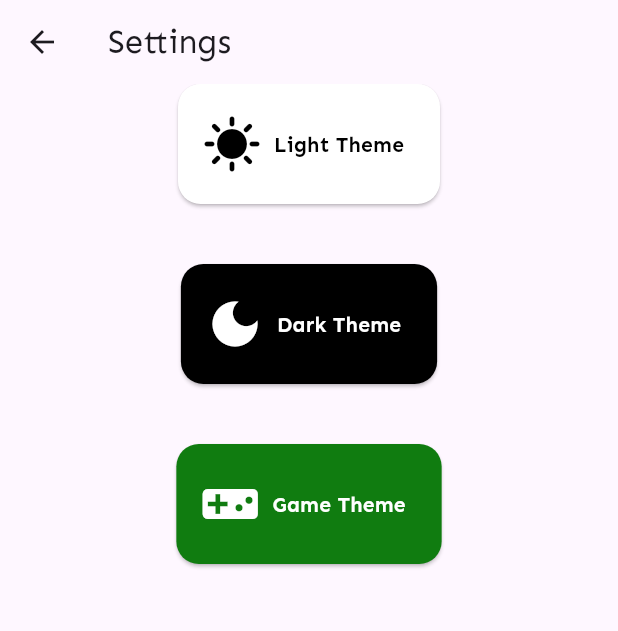
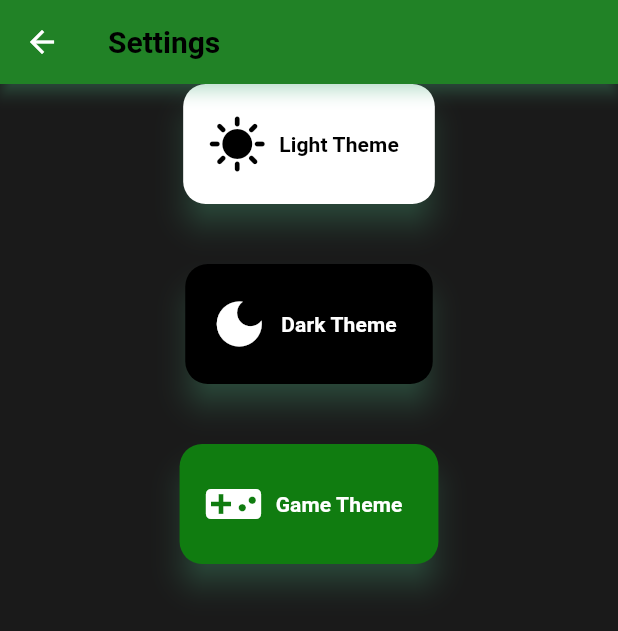
Before and after one commit to agus022/demo1_flutter, a Flutter app: the SettingScreen screen opened by its route, after a tap on "Game Theme", on a phone screen of 412 x 824 dp. Shown: the top 631 px of the screen. Run offline on Flutter 3.47's test engine with Material 3 defaults, Android fonts, the phone set to English and light mode, and no system bars; our stand-ins replace another_flutter_splash_screen, font_awesome_flutter, image_picker, lottie, shared_preferences, sqflite; missing offline and left inert: adaptive_action_sheet, art_sweetalert, dark_light_button; accounts and stored records are empty.

Commit message:
themesettigns

```diff
--- a/lib/screens/setting_screen.dart
+++ b/lib/screens/setting_screen.dart
@@ -1,3 +1,4 @@
+import 'package:demo1/utils/global_values.dart';
 import 'package:flutter/material.dart';
 
 class SettingScreen extends StatefulWidget {
@@ -9,6 +10,10 @@ class SettingScreen extends StatefulWidget {
 
 class _SettingScreenState extends State<SettingScreen> {
 
+  @override
+  void initState() {
+    super.initState();
+  }
 
   @override
   Widget build(BuildContext context) {
@@ -18,11 +23,11 @@ class _SettingScreenState extends State<SettingScreen> {
       ),
       body: Column(
         children: [
-          Row(
-            mainAxisAlignment: MainAxisAlignment.spaceEvenly,
+          Wrap(
+            spacing: 20,
             children: [
               ElevatedButton.icon(
-                  onPressed: () {},
+                  onPressed: () => GlobalValues.changeTheme('light'),
                   label: Text('Light Theme',
                       style: TextStyle(
                           color: Colors.black,
@@ -47,7 +52,7 @@ class _SettingScreenState extends State<SettingScreen> {
             mainAxisAlignment: MainAxisAlignment.spaceEvenly,
             children: [
               ElevatedButton.icon(
-                  onPressed: () {},
+                  onPressed: () => GlobalValues.changeTheme('dark'),
                   label: Text('Dark Theme',
                       style: TextStyle(
                           color: Colors.white,
@@ -70,7 +75,7 @@ class _SettingScreenState extends State<SettingScreen> {
             mainAxisAlignment: MainAxisAlignment.spaceEvenly,
             children: [
               ElevatedButton.icon(
-                  onPressed: () {},
+                  onPressed: () => GlobalValues.changeTheme('game'),
                   label: Text('Game Theme',
                       style: TextStyle(
                           color: Colors.white,
--- a/lib/utils/global_values.dart
+++ b/lib/utils/global_values.dart
@@ -1,4 +1,6 @@
+import 'package:demo1/utils/theme_settings.dart';
 import 'package:flutter/material.dart';
+import 'package:shared_preferences/shared_preferences.dart';
 
 class GlobalValues {
  static ValueNotifier isValidating = ValueNotifier(false);
@@ -6,4 +8,23 @@ class GlobalValues {
  static ValueNotifier updList = ValueNotifier(false);
 
 
+  static Future<void> changeTheme(String theme) async {
+    final prefs = await SharedPreferences.getInstance();
+    await prefs.setString('theme', theme);
+
+    if (theme == 'light') {
+      themeApp.value = ThemeSettings.lightTheme();
+    } else if (theme == 'dark') {
+      themeApp.value = ThemeSettings.darkTheme();
+    } else if (theme == 'game'){
+      themeApp.value = ThemeSettings.gameTheme();
+    }
+  }
+
+  static Future<void> loadTheme() async {
+    final prefs = await SharedPreferences.getInstance();
+    String? savedTheme = prefs.getString('theme') ?? 'light';
+    await changeTheme(savedTheme);
+  }
+
 }
--- a/lib/utils/theme_settings.dart
+++ b/lib/utils/theme_settings.dart
@@ -2,28 +2,116 @@ import 'package:flutter/material.dart';
 
 class ThemeSettings {
 
-  static ThemeData lightTheme(){
-    final theme =ThemeData.light().copyWith(
+ static ThemeData lightTheme() {
+    return ThemeData.light().copyWith(
+      textTheme: TextTheme(
+        bodyLarge: TextStyle(color: Colors.black, fontFamily: 'Ligh Theme Font'),
+        bodyMedium: TextStyle(color: Colors.black, fontFamily:'Ligh Theme Font' ),
+        bodySmall: TextStyle(color: Colors.black, fontFamily:'Ligh Theme Font' )
+      )
+
     );
-
-    return theme;
-
   }
 
-  static ThemeData darkTheme(){
-    final theme =ThemeData.dark().copyWith(
-
+  static ThemeData darkTheme() {
+    return ThemeData.dark().copyWith(
+      primaryColor: Colors.black,
+      scaffoldBackgroundColor: Colors.grey[900],
+      textTheme: TextTheme(
+        bodyLarge: TextStyle(color: Colors.white, fontFamily: 'Dark Theme Font'),
+        bodyMedium: TextStyle(color: Colors.white, fontFamily:'Dark Theme Font' ),
+        bodySmall: TextStyle(color: Colors.white, fontFamily:'Dark Theme Font' )
+      )
     );
-    return theme;
-
   }
 
   static ThemeData gameTheme(){
-    final theme =ThemeData.dark().copyWith(
+    return ThemeData.dark().copyWith(
+      // Color de fondo principal (Negro Xbox)
+      scaffoldBackgroundColor: Color(0xFF1A1A1A),
 
-    );
-    return theme;
-  }
+      // Color del AppBar (Oscuro pero no negro total)
+      appBarTheme: AppBarTheme(
+        backgroundColor: Color(0xFF107C10),
+        elevation: 4,
+        titleTextStyle: TextStyle(
+          color: Colors.black,
+          fontSize: 20,
+          fontWeight: FontWeight.bold,
+        ),
+        iconTheme: IconThemeData(color: Colors.white),
+        shadowColor: Colors.greenAccent.withOpacity(0.5),
 
 
+      ),
+
+      // Botones Elevados (Verde Xbox con efecto neon)
+      elevatedButtonTheme: ElevatedButtonThemeData(
+        style: ElevatedButton.styleFrom(
+          backgroundColor: Color(0xFF107C10),
+          foregroundColor: Colors.white,
+          shape: RoundedRectangleBorder(
+            borderRadius: BorderRadius.circular(8),
+          ),
+          shadowColor: Colors.greenAccent.withOpacity(0.5),
+          elevation: 8,
+        ),
+      ),
+
+      // Botones Flotantes (Verde con sombra)
+      floatingActionButtonTheme: FloatingActionButtonThemeData(
+        backgroundColor: Color(0xFF107C10),
+        foregroundColor: Colors.white,
+        elevation: 6,
+      ),
+
+      // Estilo de los Input Fields (Cajas de Texto)
+      inputDecorationTheme: InputDecorationTheme(
+        filled: true,
+        fillColor: Color(0xFF2D2D2D),
+        border: OutlineInputBorder(
+
+          borderSide: BorderSide(color: Color(0xFF107C10)),
+        ),
+        focusedBorder: OutlineInputBorder(
+          borderRadius: BorderRadius.circular(8),
+          borderSide: BorderSide(color: Color(0xFF42D742), width: 2),
+        ),
+        hintStyle: TextStyle(color: Colors.grey.shade400),
+        labelStyle: TextStyle(color: Colors.white),
+      ),
+
+      // SnackBars (Mensajes flotantes)
+      snackBarTheme: SnackBarThemeData(
+        backgroundColor: Color(0xFF333333),
+        contentTextStyle: TextStyle(color: Colors.white),
+        actionTextColor: Color(0xFF107C10),
+      ),
+
+      // Tema de Iconos
+      iconTheme: IconThemeData(
+        color: Color(0xFF107C10),
+        size: 24,
+      ),
+
+      // Estilo de Texto General
+      textTheme: TextTheme(
+        bodyLarge: TextStyle(
+
+          color: Colors.white70,
+          fontFamily: 'Game Theme Font'
+        ),
+        bodyMedium: TextStyle(
+
+          color: Colors.white70,
+          fontFamily: 'Game Theme Font'
+        ),
+        bodySmall: TextStyle(
+
+          color: Colors.white70,
+          fontFamily: 'Game Theme Font'
+        )
+      ),
+    );
+  }
 }
```
Also changed, not shown: lib/main.dart (+6 -5 lines), pubspec.yaml (+7 -1 lines), fonts/cursiva.ttf (added), fonts/escritura_mano.ttf (added), fonts/minecraft.ttf (added), 1 other file.
